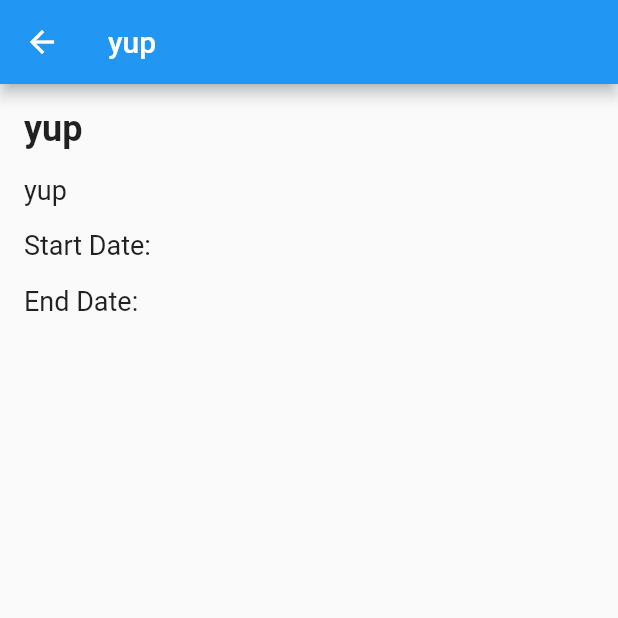
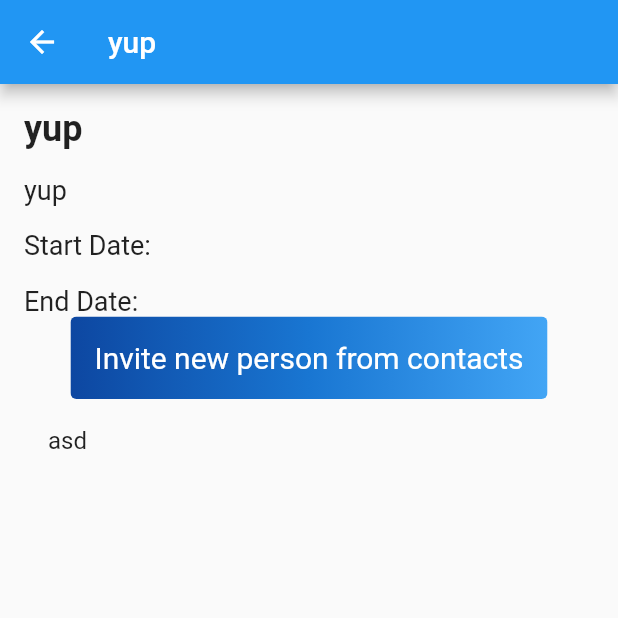
Before and after one commit to jomarderrie/partyplannerflutter, a Flutter app: the screen it shows after launch, after a tap on "goodparty", on a phone screen of 412 x 824 dp, the top half of it. Run offline on Flutter 3.47's test engine with Material 2 defaults, Android fonts, the phone set to English and light mode, and no system bars; our stand-ins replace contacts_service, flutter_native_timezone, permission_handler, timezone; missing offline and left inert: device_calendar.

Commit message:
new changes

```diff
--- a/lib/party.dart
+++ b/lib/Party.dart
@@ -1,21 +1,29 @@
+import 'package:partyplanner/Person.dart';
+
 class Party {
   final String id;
 final String name;
 final String description;
 final String startDate;
 final String endDate;
+List<Person> invites = [];
 
 Party({
   required this.id,
   required this.name,
   required this.description,
   required this.startDate,
-  required this.endDate
+  required this.endDate,
+  required this.invites
 });
 
 factory Party.fromJson(Map<dynamic, dynamic> json){
   return Party(id: json["id"], name: json["name"], description: json["description"],
-      startDate: json["startDate"], endDate: json["endDate"]);
+      startDate: json["startDate"], endDate: json["endDate"],
+      invites: (json['invited'] as List).map((e) =>
+        Person.fromJson(e),
+      ).toList()
+  );
 }
 
 Map<String, dynamic> toJson(){
@@ -24,7 +32,16 @@ Map<String, dynamic> toJson(){
     "name": name,
     "description": description,
     "startDate": startDate,
-    "endDate": endDate
+    "endDate": endDate,
+    "invited": invites.map((e) => e.toJson()).toList()
   };
 }
+  void addPersonToParty({required Person person}) {
+    invites.add(person);
+  }
+
+  int get numberOfInvitees {
+    return invites.length;
+  }
+
 }
--- /dev/null
+++ b/lib/Person.dart
@@ -0,0 +1,21 @@
+import 'package:partyplanner/Party.dart';
+
+class Person {
+  String referenceId;
+  String name;
+
+  Person({
+    required this.referenceId,
+    required this.name,
+  });
+
+  factory Person.fromJson(Map<dynamic, dynamic> json) {
+    return Person(
+      name: json['name'],
+      referenceId: json['referenceId'],
+    );
+  }
+  Map<String, dynamic> toJson() {
+    return {"name": name, "referenceId": referenceId, };
+  }
+}
--- a/lib/main.dart
+++ b/lib/main.dart
@@ -5,7 +5,7 @@ import 'package:flutter/material.dart';
 import 'package:intl/intl.dart';
 import 'package:partyplanner/screens/PartyDetailScreen.dart';
 
-import 'party.dart';
+import 'Party.dart';
 import 'screens/AddPartyScreen.dart';
 import 'package:timezone/timezone.dart' as tz;
 import 'package:timezone/data/latest.dart' as tzdata;
--- a/lib/screens/AddPartyScreen.dart
+++ b/lib/screens/AddPartyScreen.dart
@@ -3,7 +3,7 @@ import 'package:intl/intl.dart';
 import 'package:flutter_native_timezone/flutter_native_timezone.dart';
 import 'package:device_calendar/device_calendar.dart';
 import 'package:partyplanner/helper/helper.dart';
-import '../party.dart';
+import '../Party.dart';
 import 'package:timezone/timezone.dart' as tz;
 import 'package:permission_handler/permission_handler.dart';
 import 'package:uuid/uuid.dart';
@@ -226,6 +226,7 @@ class _AddPartyScreenState extends State<AddPartyScreen> {
                                     description: _descriptionController.text,
                                     startDate: _selectedDate!.toIso8601String(),
                                     endDate: endPartyDate!.toIso8601String(),
+                                    invites: []
                                   );
                                   createNewParty(partyObj);
                                   addEventToCalander();
--- a/lib/screens/PartyDetailScreen.dart
+++ b/lib/screens/PartyDetailScreen.dart
@@ -1,7 +1,10 @@
 import 'package:flutter/material.dart';
 import 'package:intl/intl.dart';
-
-import '../party.dart';
+import 'package:partyplanner/helper/helper.dart';
+import 'package:permission_handler/permission_handler.dart';
+import 'package:contacts_service/contacts_service.dart';
+import '../Person.dart';
+import '../Party.dart';
 
 class PartyDetailScreen extends StatefulWidget {
 
@@ -15,8 +18,28 @@ class PartyDetailScreen extends StatefulWidget {
 class _PartyDetailScreenState extends State<PartyDetailScreen>{
   @override
   void initState() {
-    print(widget.party.toJson());
+    getContactPermission();
+    // print(widget.party.toJson());
+    // var status = await Permission.calendar.status;
+    // if (status.isDenied || status.isPermanentlyDenied) {
+    //   // request permission
+    //   status = await Permission.calendar.request();
+    // }
+    // if (status.isGranted) {
+    // }
+  }
 
+  Future<PermissionStatus> getContactPermission() async {
+    final PermissionStatus permission = await Permission.contacts.status;
+    if (permission != PermissionStatus.granted &&
+        permission != PermissionStatus.denied) {
+      final Map<Permission, PermissionStatus> permissionStatus =
+      await [Permission.contacts].request();
+      return permissionStatus[Permission.contacts] ??
+          PermissionStatus.denied;
+    } else {
+      return permission;
+    }
   }
 
   @override
@@ -55,6 +78,82 @@ class _PartyDetailScreenState extends State<PartyDetailScreen>{
               'End Date:',
               style: TextStyle(fontSize: 18),
             ),
+            Row(
+                mainAxisAlignment: MainAxisAlignment.center,
+
+                children: [
+                  ClipRRect(
+                    borderRadius: BorderRadius.circular(4),
+                    child: Stack(
+                      children: <Widget>[
+                        Positioned.fill(
+                          child: Container(
+                            decoration: const BoxDecoration(
+                              gradient: LinearGradient(
+                                colors: <Color>[
+                                  Color(0xFF0D47A1),
+                                  Color(0xFF1976D2),
+                                  Color(0xFF42A5F5),
+                                ],
+                              ),
+                            ),
+                          ),
+                        ),
+
+                        TextButton(
+                          style: TextButton.styleFrom(
+                            foregroundColor: Colors.white,
+                            padding: const EdgeInsets.all(16.0),
+                            textStyle: const TextStyle(fontSize: 20),
+                          ),
+                          onPressed: () async {
+                            Contact? newContact = await ContactsService.openDeviceContactPicker();
+                            if(newContact != null){
+                              Person newPersonGoingToParty = Person(referenceId: newContact.identifier!, name: newContact.displayName!);
+                              widget.party.invites.add(newPersonGoingToParty);
+                              List<dynamic> parties = file_data['parties'];
+                              parties.forEach((party) {
+                                if(party.id == widget.party.id){
+                                  party['invited'] = widget.party.invites;
+                                }
+                              });
+                              file_data['parties'] = parties;
+                              await writeToFile(file_data);
+                             // parties.
+                            }
+                            print(newContact);
+                            print("Add contact");
+                          },
+                          child: const Text('Invite new person from contacts'),
+                        ),
+                      ],
+                    ),
+                  )
+                ]
+            ),
+            // SingleChildScrollView(
+            //   child: Column(
+            //     children: items
+            //         .map((item) => ListTile(
+            //       title: Text(item),
+            //     ))
+            //         .toList(),
+            //   ),
+            // // ),
+            // SingleChildScrollView(
+            //   key: context.widget.key,
+
+            // ),
+            Expanded(
+              child: ListView.builder(
+                itemCount: widget.party.invites.length,
+                itemBuilder: ( context, index) {
+                  return ListTile(
+                    title: Text("asd"),
+                  );
+                },
+              ),
+            ),
           ],
         ),
       ),
```
Also changed, not shown: assets/data.json (+7 -1 lines), lib/helper/helper.dart (+2 -13 lines).
